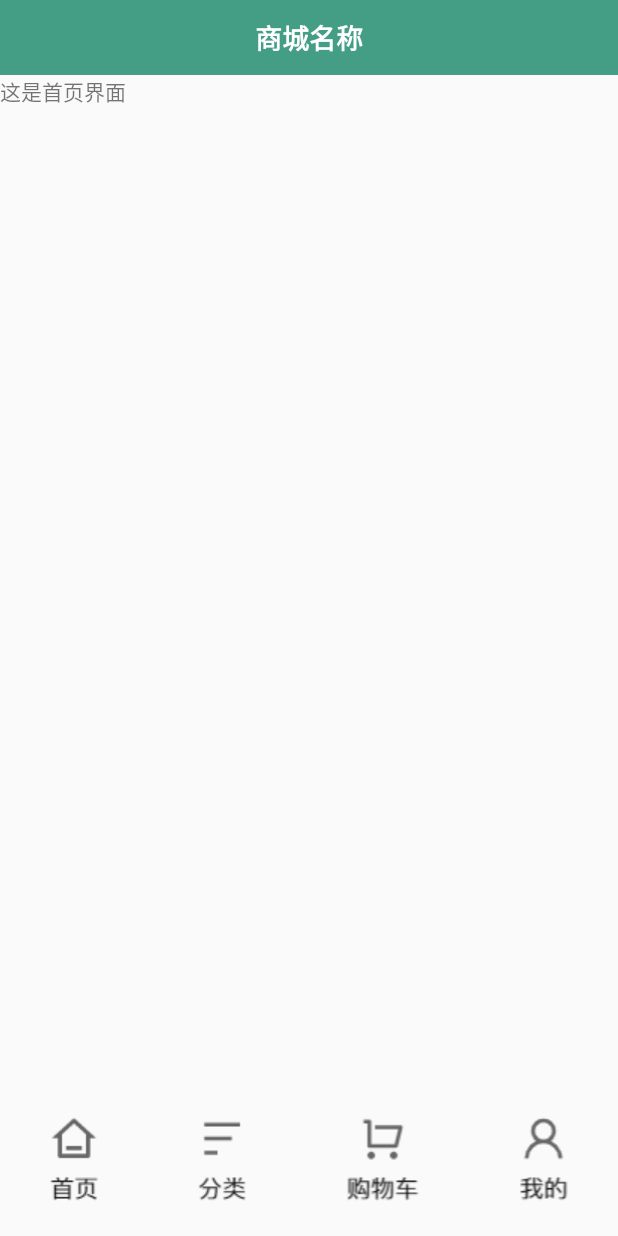
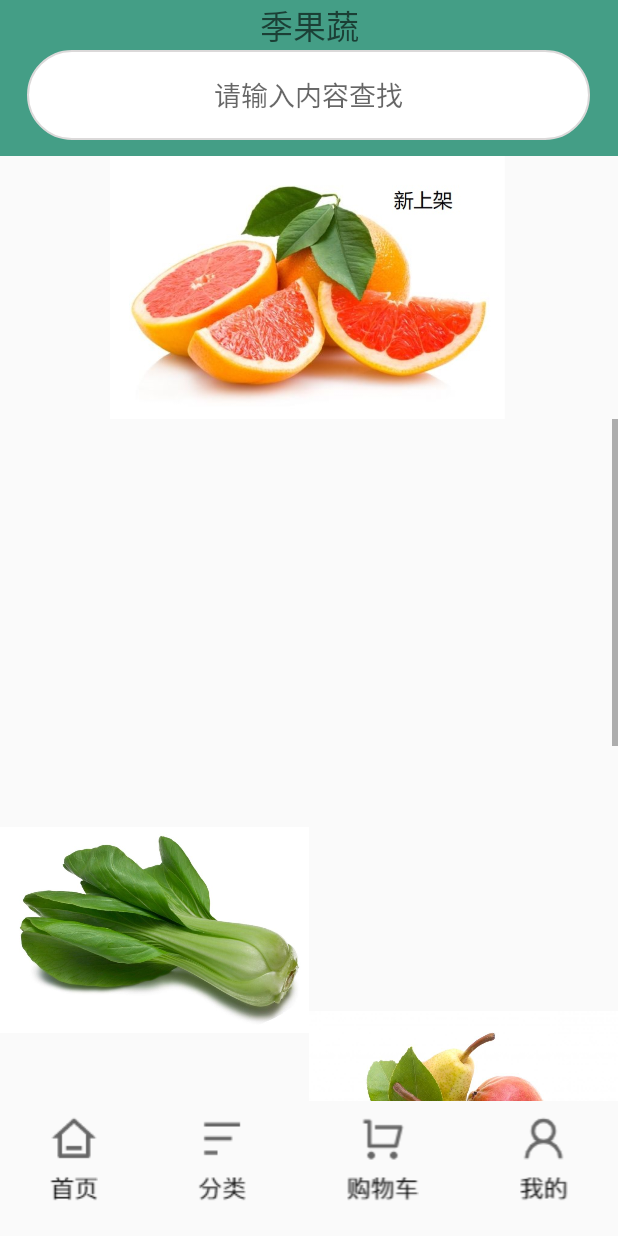
Before and after one commit to Anroid1/MyApplication3, an Android app: the ShouyeFragment screen opened directly, with no data from a screen before it, on a phone screen of 412 x 824 dp. Run offline under Robolectric (Android 15) with nearby library versions, the phone set to English and light mode, and no system bars.

```diff
--- a/app/src/main/java/com/example/myapplication/fragment/ShouyeFragment.java
+++ b/app/src/main/java/com/example/myapplication/fragment/ShouyeFragment.java
@@ -7,8 +7,15 @@ import androidx.fragment.app.Fragment;
 import android.view.LayoutInflater;
 import android.view.View;
 import android.view.ViewGroup;
+import android.widget.GridView;
+import android.widget.SimpleAdapter;
 
 import com.example.myapplication.R;
+
+import java.util.ArrayList;
+import java.util.HashMap;
+import java.util.List;
+import java.util.Map;
 
 /**
  * shouye
@@ -19,6 +26,24 @@ public class ShouyeFragment extends Fragment {
     public View onCreateView(LayoutInflater inflater, ViewGroup container,
                              Bundle savedInstanceState) {
         // Inflate the layout for this fragment
-        return inflater.inflate(R.layout.fragment_shouye, container, false);
+        View view=inflater.inflate(R.layout.fragment_shouye, container, false);
+//定义数据
+        int imgs[] = {R.drawable.qingcai1, R.drawable.lizi};
+        //封装数据
+        List<Map<String, Object>> items = new ArrayList<Map<String, Object>>();
+        for (int i = 0; i < imgs.length; i++) {
+            Map<String, Object> data = new HashMap<String, Object>();
+            data.put("img", imgs[i]);
+            items.add(data);
+        }
+        //定义适配器
+        SimpleAdapter simpleAdapter = new SimpleAdapter(getActivity(), items, R.layout.shouyeshangpin_item,
+                new String[]{"img"}, new int[]{R.id.iv_img});
+        GridView gridView = view.findViewById(R.id.gv);
+        gridView.setAdapter(simpleAdapter);
+
+        return view;
     }
+
+
 }
--- /dev/null
+++ b/app/src/main/res/drawable/translucent.xml
@@ -0,0 +1,21 @@
+<?xml version="1.0" encoding="utf-8"?>
+<shape xmlns:android="http://schemas.android.com/apk/res/android">
+
+    <!-- 背景颜色 -->
+    <solid android:color="#FFFFFFFF" />
+
+    <!-- 边框的宽度和颜色颜色 -->
+    <stroke android:width="1dip" android:color="#DBD9D9" />
+
+    <!-- android:radius 弧形的半径 -->
+    <corners android:radius="30dp"/>
+
+    <!-- padding：Button里面的文字与Button边界的间隔 -->
+    <padding
+        android:left="10dp"
+        android:top="10dp"
+        android:right="10dp"
+        android:bottom="10dp"
+        />
+    />
+</shape>
--- a/app/src/main/res/layout/activity_shangpin.xml
+++ b/app/src/main/res/layout/activity_shangpin.xml
@@ -16,7 +16,7 @@
         <Button
             android:layout_width="wrap_content"
             android:layout_height="40dp"
-            android:id="@+id/spt2"
+            android:id="@+id/tv_addcart"
             android:layout_weight="1"
             android:text="加入购物车"
             android:textColor="@color/white"
@@ -27,7 +27,7 @@
         <Button
             android:layout_width="wrap_content"
             android:layout_height="40dp"
-            android:id="@+id/spt3"
+            android:id="@+id/tv_buy"
             android:layout_weight="1"
             android:text="立即购买"
             android:textColor="@color/white"
@@ -40,7 +40,7 @@
         android:layout_width="match_parent"
         android:layout_height="wrap_content"
         android:layout_above="@+id/spl1"
-        android:id="@+id/spS1"
+        android:id="@+id/ll_info"
         android:layout_alignParentTop="true">
         <RelativeLayout
             android:layout_width="match_parent"
@@ -130,12 +130,14 @@
                 android:layout_marginTop="10dp"
                 android:textSize="18dp"
                 android:layout_below="@+id/spt6"></TextView>
+
             <ImageView
+                android:id="@+id/spI1"
                 android:layout_width="match_parent"
                 android:layout_height="240dp"
+                android:layout_below="@+id/spt8"
                 android:background="@color/white"
-                android:id="@+id/spI1"
-                android:layout_below="@+id/spt8"
+                android:layout_centerHorizontal="true"
                 android:src="@drawable/lizi"></ImageView>
 
         </RelativeLayout>
--- a/app/src/main/res/layout/fragment_shouye.xml
+++ b/app/src/main/res/layout/fragment_shouye.xml
@@ -1,29 +1,55 @@
 <?xml version="1.0" encoding="utf-8"?>
-<LinearLayout xmlns:android="http://schemas.android.com/apk/res/android"
+<FrameLayout xmlns:android="http://schemas.android.com/apk/res/android"
     xmlns:tools="http://schemas.android.com/tools"
     android:layout_width="match_parent"
     android:layout_height="match_parent"
-    android:orientation="vertical"
     tools:context=".fragment.ShouyeFragment">
 
     <!-- TODO: Update blank fragment layout -->
     <RelativeLayout
         android:layout_width="match_parent"
-        android:layout_height="wrap_content"
-        android:background="@color/majorcolor">
-        <TextView
-            android:layout_width="wrap_content"
-            android:layout_height="50dp"
-            android:layout_centerHorizontal="true"
-            android:text="商城名称"
-            android:textColor="@color/white"
-            android:textSize="18dp"
-            android:textStyle="bold"
-            android:gravity="center"/>
+        android:layout_height="wrap_content">
+        <LinearLayout
+            android:layout_width="match_parent"
+            android:layout_height="104dp"
+            android:id="@+id/ll1"
+            android:background="#449e86"
+            android:orientation="vertical">
+
+            <TextView
+                android:id="@+id/text"
+                android:layout_width="match_parent"
+                android:layout_height="wrap_content"
+                android:gravity="center"
+                android:hint="季果蔬"
+                android:textSize="22dp" />
+
+            <EditText
+                android:id="@+id/sousuotext"
+                android:layout_width="375dp"
+                android:layout_height="60dp"
+                android:layout_marginLeft="18dp"
+                android:background="@drawable/translucent"
+                android:gravity="center"
+                android:hint="请输入内容查找" />
+        </LinearLayout>
+
+        <ImageView
+            android:id="@+id/lunfantu"
+            android:layout_width="410dp"
+            android:layout_height="175dp"
+            android:src="@drawable/xiyou"
+            android:layout_below="@+id/ll1"></ImageView>
+
+
+        <GridView
+            android:id="@+id/gv"
+            android:layout_width="match_parent"
+            android:layout_height="wrap_content"
+            android:numColumns="2"
+            android:layout_below="@+id/lunfantu"
+            android:verticalSpacing="20dp"></GridView>
+
     </RelativeLayout>
-    <TextView
-        android:layout_width="match_parent"
-        android:layout_height="match_parent"
-        android:text="这是首页界面" />
 
-</LinearLayout>
+</FrameLayout>
--- /dev/null
+++ b/app/src/main/res/layout/shouyeshangpin_item.xml
@@ -0,0 +1,13 @@
+<?xml version="1.0" encoding="utf-8"?>
+<RelativeLayout xmlns:android="http://schemas.android.com/apk/res/android"
+    android:layout_width="match_parent"
+    android:layout_height="match_parent">
+
+    <ImageView
+        android:id="@+id/iv_img"
+        android:layout_width="wrap_content"
+        android:layout_height="wrap_content"
+        android:layout_centerHorizontal="true"
+        android:src="@drawable/lizi" />
+
+</RelativeLayout>
```
Also changed, not shown: app/src/main/res/drawable/qingcai1.jpeg (added), app/src/main/res/drawable/xiyou.jpeg (added).
